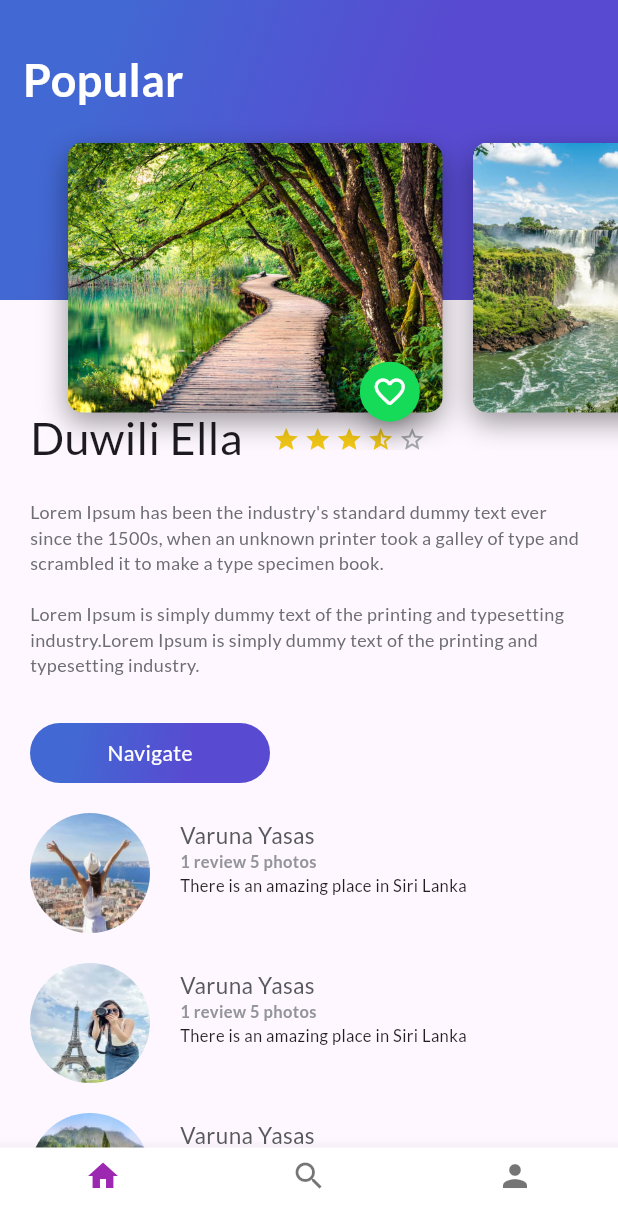
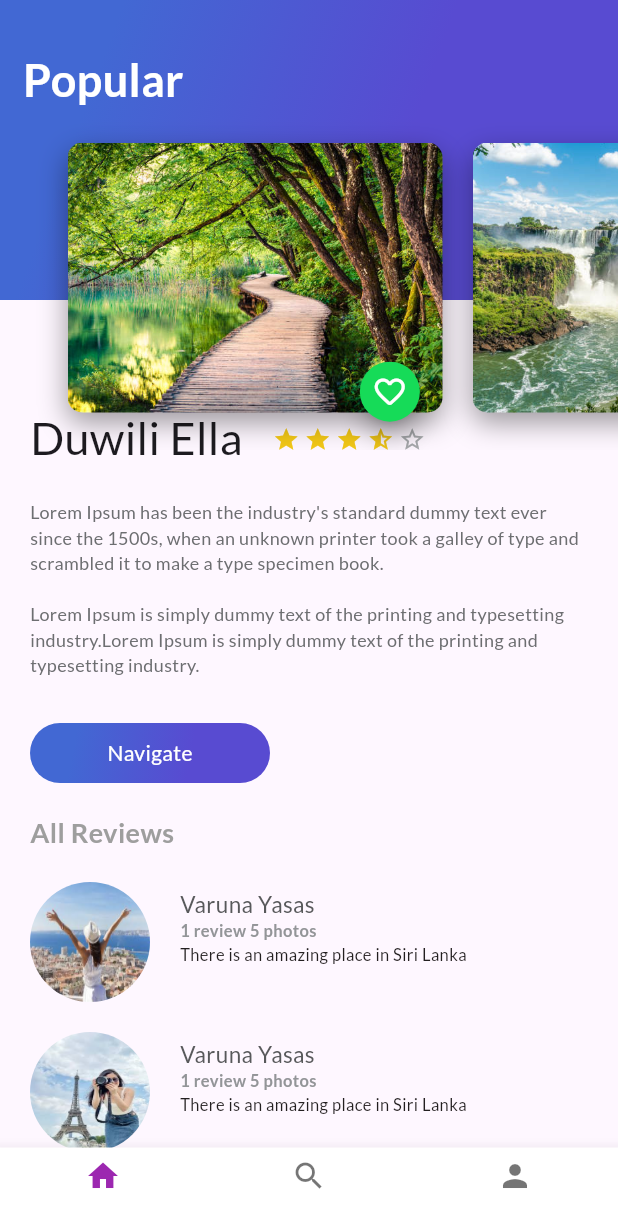
Before and after one commit to XAlomlaiza/PruebaAlomaliza6A, a Flutter app: the screen it shows after launch, on a phone screen of 412 x 824 dp. Shown: the top 1228 px of the screen. Run offline on Flutter 3.47's test engine with Material 3 defaults, Android fonts, the phone set to English and light mode, and no system bars; our stand-ins replace google_fonts.

Commit message:
Titulo All Reviews

```diff
--- a/lib/description_place.dart
+++ b/lib/description_place.dart
@@ -105,7 +105,20 @@ class DescriptionPlace extends StatelessWidget {
       children: [
         titleStars,
         description,
-        const ButtonPurple(buttonText: 'Navigate')
+        const ButtonPurple(buttonText: 'Navigate'),
+        const SizedBox(height: 20), // Espacio entre el botón y el título
+        Container(
+          margin: const EdgeInsets.only(left: 20), // Margen
+          child: Text(
+            'All Reviews',
+            style: TextStyle(
+              fontFamily: 'Lato',
+              fontSize: 18,
+              fontWeight: FontWeight.bold,
+              color: Colors.grey,
+            ),
+          ),
+        ),
       ],
     );
   }
```
